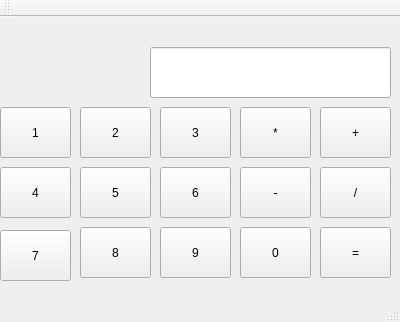
Qt form form.ui (TaniaKlimchuk/calc) before a commit.
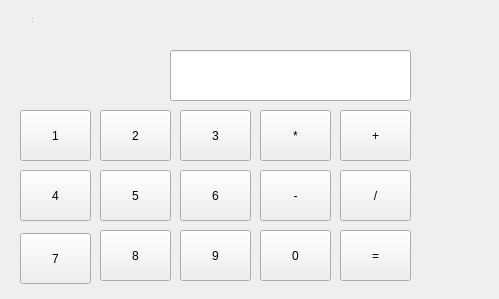
The same form after that commit. Custom widgets are drawn as their Qt base class.

What changed in the file:
```diff
--- a/form.ui
+++ b/form.ui
@@ -1,19 +1,27 @@
 <?xml version="1.0" encoding="UTF-8"?>
 <ui version="4.0">
- <class>MainWindow</class>
- <widget class="QMainWindow" name="MainWindow">
+ <class>Form</class>
+ <widget class="Form" name="Form">
   <property name="geometry">
    <rect>
     <x>0</x>
     <y>0</y>
-    <width>400</width>
-    <height>322</height>
+    <width>499</width>
+    <height>299</height>
    </rect>
   </property>
   <property name="windowTitle">
    <string>MainWindow</string>
   </property>
-  <widget class="QWidget" name="centralWidget">
+  <widget class="QWidget" name="centralWidget" native="true">
+   <property name="geometry">
+    <rect>
+     <x>20</x>
+     <y>20</y>
+     <width>391</width>
+     <height>294</height>
+    </rect>
+   </property>
    <widget class="QPushButton" name="seven">
     <property name="geometry">
      <rect>
@@ -221,16 +229,35 @@
    </widget>
   </widget>
   <widget class="QToolBar" name="mainToolBar">
-   <attribute name="toolBarArea">
-    <enum>TopToolBarArea</enum>
-   </attribute>
-   <attribute name="toolBarBreak">
-    <bool>false</bool>
-   </attribute>
+   <property name="geometry">
+    <rect>
+     <x>0</x>
+     <y>0</y>
+     <width>2</width>
+     <height>9</height>
+    </rect>
+   </property>
   </widget>
-  <widget class="QStatusBar" name="statusBar"/>
+  <widget class="QStatusBar" name="statusBar">
+   <property name="geometry">
+    <rect>
+     <x>30</x>
+     <y>0</y>
+     <width>3</width>
+     <height>24</height>
+    </rect>
+   </property>
+  </widget>
  </widget>
  <layoutdefault spacing="6" margin="11"/>
+ <customwidgets>
+  <customwidget>
+   <class>Form</class>
+   <extends>QWidget</extends>
+   <header>form.h</header>
+   <container>1</container>
+  </customwidget>
+ </customwidgets>
  <resources/>
  <connections/>
 </ui>
```
